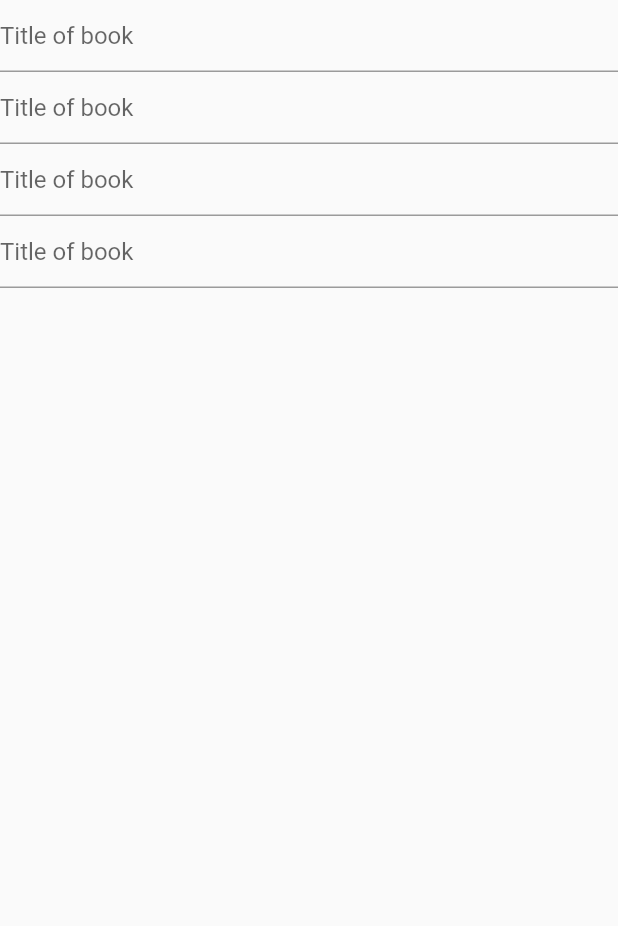
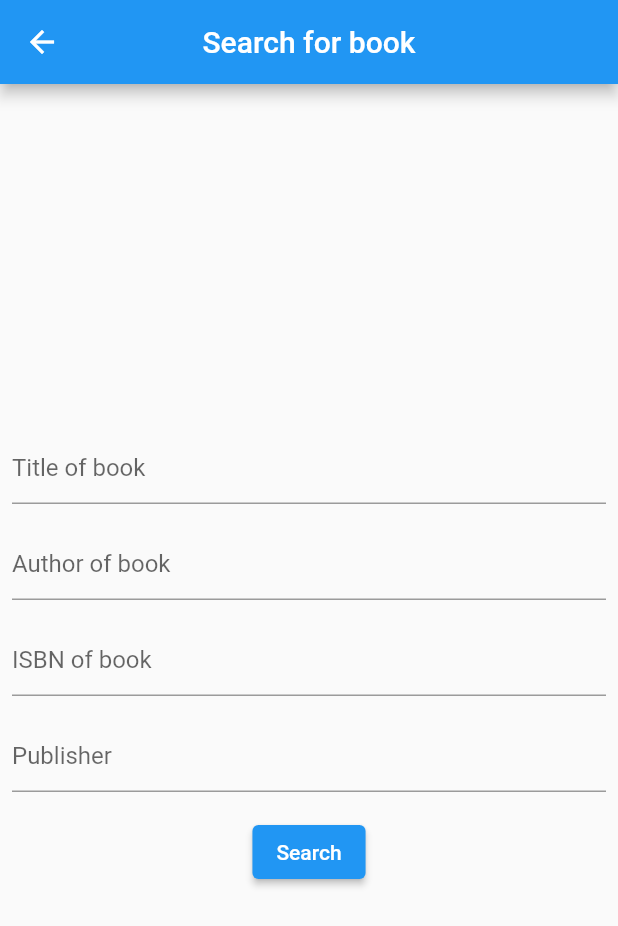
Before and after one commit to kwe-k-u/registered_books, a Flutter app: the screen it shows after launch, after a tap on "Verify book", on a phone screen of 412 x 824 dp. Shown: the top 926 px of the screen. Run offline on Flutter 3.47's test engine with Material 2 defaults, Android fonts, the phone set to English and light mode, and no system bars.

Commit message:
worked on verify book page

```diff
--- a/lib/ui/screens/Homepage.dart
+++ b/lib/ui/screens/Homepage.dart
@@ -63,6 +63,12 @@ class _HomepageState extends State<Homepage> {
                   showDialog(context: context, builder: (context)=> CommentPopUp());
                 }),
 
+            TextButton(
+                onPressed: (){
+                  //todo update phone's sql database
+               },
+                child: Text("Your local version is up to date")
+            )
             //todo add file a report to NACCA?
           ],
         ),
--- a/lib/ui/screens/SearchBookPage.dart
+++ b/lib/ui/screens/SearchBookPage.dart
@@ -1,4 +1,5 @@
 import 'package:flutter/material.dart';
+import 'package:registered_books/ui/widgets/CustomButton.dart';
 import 'package:registered_books/ui/widgets/CustomTextField.dart';
 
 
@@ -8,32 +9,82 @@ class SearchBookPage extends StatefulWidget {
 }
 
 class _SearchBookPageState extends State<SearchBookPage> {
+  TextEditingController titleController = new TextEditingController();
+  TextEditingController authorController = new TextEditingController();
+  TextEditingController isbnController = new TextEditingController();
+  TextEditingController publisherController = new TextEditingController();
+
+
+  @override
+  void dispose() {
+    super.dispose();
+    titleController.dispose();
+    authorController.dispose();
+    isbnController.dispose();
+    publisherController.dispose();
+
+  }
   @override
   Widget build(BuildContext context) {
     return Scaffold(
+      appBar: AppBar(
+        title: Text("Search for book"),
+        centerTitle: true,
+      ),
+
+
+
       body: Container(
         child: Column(
+          mainAxisAlignment: MainAxisAlignment.center,
           children: [
 
 
-            CustomTextField(
-              hintText: "Title of book",
+            Padding(
+              padding: const EdgeInsets.all(8.0),
+              child: CustomTextField(
+                hintText: "Title of book",
+                controller: titleController,
+              ),
             ),
 
 
-            CustomTextField(
-              hintText: "Title of book",
+            Padding(
+              padding: const EdgeInsets.all(8.0),
+              child: CustomTextField(
+                hintText: "Author of book",
+                controller: authorController,
+              ),
             ),
 
 
-            CustomTextField(
-              hintText: "Title of book",
+            Padding(
+              padding: const EdgeInsets.all(8.0),
+              child: CustomTextField(
+                hintText: "ISBN of book",
+                controller: isbnController,
+              ),
             ),
 
 
-            CustomTextField(
-              hintText: "Title of book",
+            Padding(
+              padding: const EdgeInsets.all(8.0),
+              child: CustomTextField(
+                hintText: "Publisher",
+                controller: publisherController,
+              ),
             ),
+
+            Padding(
+              padding: const EdgeInsets.all(8.0),
+              child: CustomButton(
+                  text: "Search",
+                  function: (){
+                    //todo search
+
+                  }
+              ),
+            )
 
           ],
         ),
--- a/lib/ui/widgets/CustomTextField.dart
+++ b/lib/ui/widgets/CustomTextField.dart
@@ -3,9 +3,11 @@ import 'package:flutter/material.dart';
 
 class CustomTextField extends StatefulWidget {
   final String hintText;
+  final TextEditingController controller;
 
   CustomTextField({
-    this.hintText
+    this.hintText,
+    this.controller
 });
 
   @override
@@ -16,6 +18,7 @@ class _CustomTextFieldState extends State<CustomTextField> {
   @override
   Widget build(BuildContext context) {
     return TextField(
+      controller: widget.controller,
       decoration: InputDecoration(
         hintText: widget.hintText,
       ),
```
